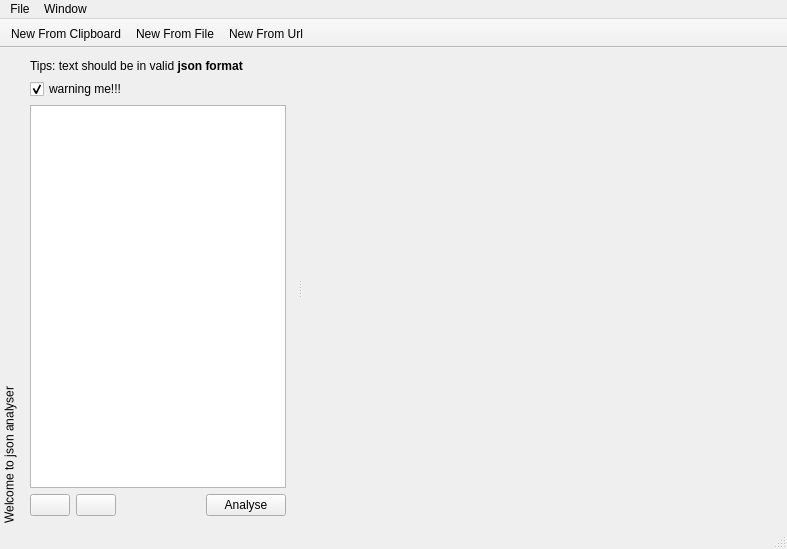
First picture: the form in mainwindow.ui, repository yarcowang/JsonAnalyser, before the edit.
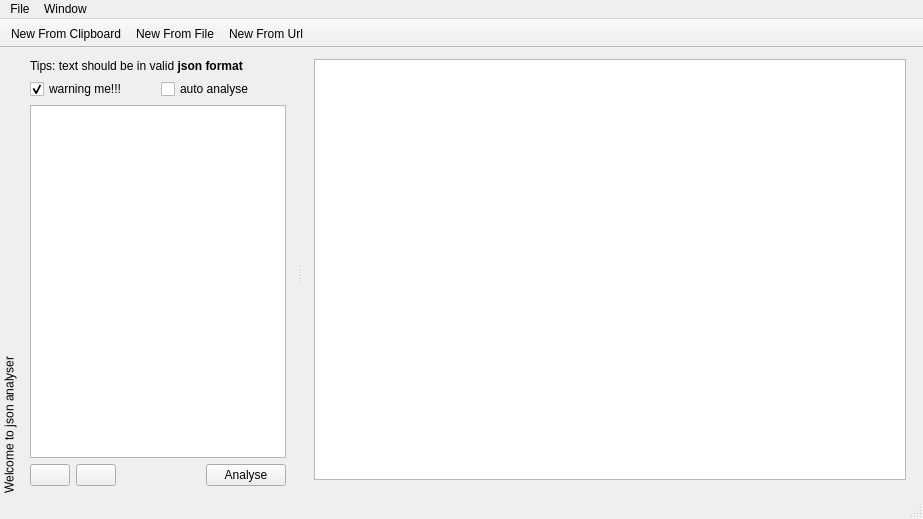
Second picture: the form after the edit.

Patch:
```diff
--- a/mainwindow.ui
+++ b/mainwindow.ui
@@ -6,20 +6,57 @@
    <rect>
     <x>0</x>
     <y>0</y>
-    <width>787</width>
-    <height>549</height>
+    <width>923</width>
+    <height>519</height>
    </rect>
   </property>
   <property name="windowTitle">
    <string>Json Analyser</string>
   </property>
-  <widget class="QWidget" name="centralWidget"/>
+  <widget class="QWidget" name="centralWidget">
+   <layout class="QGridLayout" name="gridLayout_3">
+    <item row="1" column="0">
+     <widget class="QFrame" name="fmLabels">
+      <property name="frameShape">
+       <enum>QFrame::StyledPanel</enum>
+      </property>
+      <property name="frameShadow">
+       <enum>QFrame::Raised</enum>
+      </property>
+     </widget>
+    </item>
+    <item row="0" column="0">
+     <layout class="QHBoxLayout" name="horizontalLayout_3">
+      <item>
+       <widget class="QTreeView" name="tvJsonView">
+        <property name="verticalScrollBarPolicy">
+         <enum>Qt::ScrollBarAsNeeded</enum>
+        </property>
+        <property name="horizontalScrollBarPolicy">
+         <enum>Qt::ScrollBarAsNeeded</enum>
+        </property>
+       </widget>
+      </item>
+      <item>
+       <widget class="QFrame" name="fmRight">
+        <property name="frameShape">
+         <enum>QFrame::StyledPanel</enum>
+        </property>
+        <property name="frameShadow">
+         <enum>QFrame::Raised</enum>
+        </property>
+       </widget>
+      </item>
+     </layout>
+    </item>
+   </layout>
+  </widget>
   <widget class="QMenuBar" name="menuBar">
    <property name="geometry">
     <rect>
      <x>0</x>
      <y>0</y>
-     <width>787</width>
+     <width>923</width>
      <height>22</height>
     </rect>
    </property>
@@ -69,7 +106,7 @@
     <number>1</number>
    </attribute>
    <widget class="QWidget" name="dockWidgetContents">
-    <layout class="QGridLayout" name="gridLayout">
+    <layout class="QGridLayout" name="gridLayout_2">
      <property name="leftMargin">
       <number>0</number>
      </property>
@@ -84,7 +121,7 @@
      </property>
      <item row="0" column="0">
       <widget class="QWidget" name="widget" native="true">
-       <layout class="QGridLayout" name="gridLayout_2">
+       <layout class="QGridLayout" name="gridLayout">
         <item row="0" column="0">
          <widget class="QLabel" name="label">
           <property name="text">
@@ -93,14 +130,25 @@
          </widget>
         </item>
         <item row="1" column="0">
-         <widget class="QCheckBox" name="cbWarningMe">
-          <property name="text">
-           <string>warning me!!!</string>
-          </property>
-          <property name="checked">
-           <bool>true</bool>
-          </property>
-         </widget>
+         <layout class="QHBoxLayout" name="horizontalLayout_2">
+          <item>
+           <widget class="QCheckBox" name="cbWarningMe">
+            <property name="text">
+             <string>warning me!!!</string>
+            </property>
+            <property name="checked">
+             <bool>true</bool>
+            </property>
+           </widget>
+          </item>
+          <item>
+           <widget class="QCheckBox" name="cbAuto">
+            <property name="text">
+             <string>auto analyse</string>
+            </property>
+           </widget>
+          </item>
+         </layout>
         </item>
         <item row="2" column="0">
          <widget class="QPlainTextEdit" name="teJson"/>
```
Left out of the diff: 9 changed lines with no effect on the pictures.
